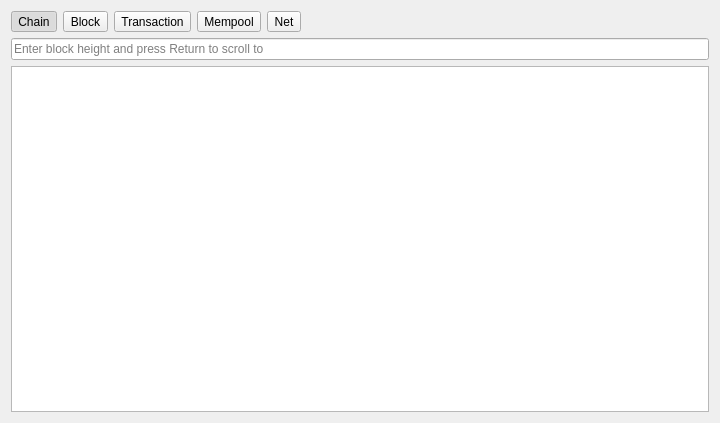
Above: src/qt/forms/blockchainpage.ui from bitbaymarket/bitbay-core before the change. Below: the same form after it.
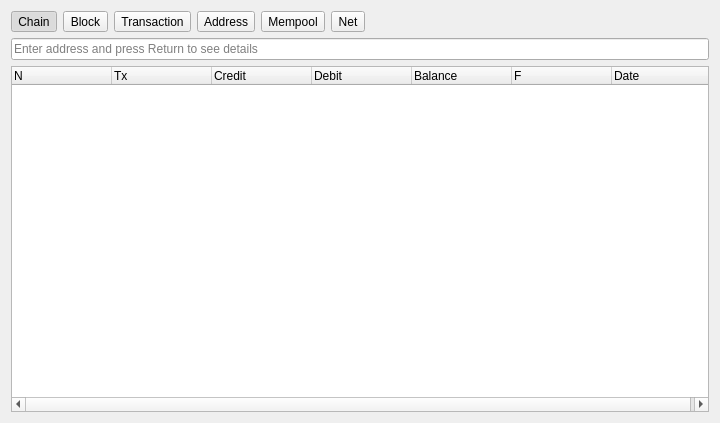
That is the form after the change. The open tabs and pages were chosen to show the change.

Commit message: Address balance+history (uncomplete)

Patch:
```diff
--- a/src/qt/forms/blockchainpage.ui
+++ b/src/qt/forms/blockchainpage.ui
@@ -14,6 +14,52 @@
    <string>Blochain Info page</string>
   </property>
   <layout class="QGridLayout" name="gridLayout">
+   <item row="0" column="6">
+    <spacer name="horizontalSpacer">
+     <property name="orientation">
+      <enum>Qt::Horizontal</enum>
+     </property>
+     <property name="sizeHint" stdset="0">
+      <size>
+       <width>40</width>
+       <height>20</height>
+      </size>
+     </property>
+    </spacer>
+   </item>
+   <item row="0" column="5">
+    <widget class="QToolButton" name="buttonNet">
+     <property name="text">
+      <string>Net</string>
+     </property>
+     <property name="checkable">
+      <bool>true</bool>
+     </property>
+     <property name="autoExclusive">
+      <bool>true</bool>
+     </property>
+    </widget>
+   </item>
+   <item row="0" column="1">
+    <widget class="QToolButton" name="buttonBlock">
+     <property name="text">
+      <string>Block</string>
+     </property>
+     <property name="checkable">
+      <bool>true</bool>
+     </property>
+     <property name="autoExclusive">
+      <bool>true</bool>
+     </property>
+    </widget>
+   </item>
+   <item row="0" column="4">
+    <widget class="QToolButton" name="buttonMempool">
+     <property name="text">
+      <string>Mempool</string>
+     </property>
+    </widget>
+   </item>
    <item row="0" column="0">
     <widget class="QToolButton" name="buttonChain">
      <property name="text">
@@ -30,7 +76,7 @@
      </property>
     </widget>
    </item>
-   <item row="1" column="0" colspan="6">
+   <item row="1" column="0" colspan="7">
     <widget class="QStackedWidget" name="tabs">
      <property name="currentIndex">
       <number>0</number>
@@ -158,6 +204,83 @@
        </item>
       </layout>
      </widget>
+     <widget class="QWidget" name="pageAddress">
+      <layout class="QGridLayout" name="gridLayout_7">
+       <property name="leftMargin">
+        <number>0</number>
+       </property>
+       <property name="topMargin">
+        <number>0</number>
+       </property>
+       <property name="rightMargin">
+        <number>0</number>
+       </property>
+       <property name="bottomMargin">
+        <number>0</number>
+       </property>
+       <item row="0" column="0">
+        <widget class="QLineEdit" name="lineFindAddress">
+         <property name="placeholderText">
+          <string>Enter address and press Return to see details</string>
+         </property>
+        </widget>
+       </item>
+       <item row="1" column="0">
+        <widget class="QTreeWidget" name="balanceValues">
+         <property name="alternatingRowColors">
+          <bool>true</bool>
+         </property>
+         <property name="rootIsDecorated">
+          <bool>false</bool>
+         </property>
+         <property name="uniformRowHeights">
+          <bool>true</bool>
+         </property>
+         <property name="itemsExpandable">
+          <bool>false</bool>
+         </property>
+         <property name="allColumnsShowFocus">
+          <bool>true</bool>
+         </property>
+         <column>
+          <property name="text">
+           <string>N</string>
+          </property>
+         </column>
+         <column>
+          <property name="text">
+           <string>Tx</string>
+          </property>
+         </column>
+         <column>
+          <property name="text">
+           <string>Credit</string>
+          </property>
+         </column>
+         <column>
+          <property name="text">
+           <string>Debit</string>
+          </property>
+         </column>
+         <column>
+          <property name="text">
+           <string>Balance</string>
+          </property>
+         </column>
+         <column>
+          <property name="text">
+           <string>F</string>
+          </property>
+         </column>
+         <column>
+          <property name="text">
+           <string>Date</string>
+          </property>
+         </column>
+        </widget>
+       </item>
+      </layout>
+     </widget>
      <widget class="QWidget" name="pageMempool">
       <layout class="QGridLayout" name="gridLayout_6">
        <property name="leftMargin">
@@ -255,19 +378,6 @@
      </widget>
     </widget>
    </item>
-   <item row="0" column="1">
-    <widget class="QToolButton" name="buttonBlock">
-     <property name="text">
-      <string>Block</string>
-     </property>
-     <property name="checkable">
-      <bool>true</bool>
-     </property>
-     <property name="autoExclusive">
-      <bool>true</bool>
-     </property>
-    </widget>
-   </item>
    <item row="0" column="2">
     <widget class="QToolButton" name="buttonTx">
      <property name="text">
@@ -281,36 +391,10 @@
      </property>
     </widget>
    </item>
-   <item row="0" column="5">
-    <spacer name="horizontalSpacer">
-     <property name="orientation">
-      <enum>Qt::Horizontal</enum>
-     </property>
-     <property name="sizeHint" stdset="0">
-      <size>
-       <width>40</width>
-       <height>20</height>
-      </size>
-     </property>
-    </spacer>
-   </item>
-   <item row="0" column="4">
-    <widget class="QToolButton" name="buttonNet">
-     <property name="text">
-      <string>Net</string>
-     </property>
-     <property name="checkable">
-      <bool>true</bool>
-     </property>
-     <property name="autoExclusive">
-      <bool>true</bool>
-     </property>
-    </widget>
-   </item>
    <item row="0" column="3">
-    <widget class="QToolButton" name="buttonMempool">
+    <widget class="QToolButton" name="buttonAddress">
      <property name="text">
-      <string>Mempool</string>
+      <string>Address</string>
      </property>
     </widget>
    </item>
```
The commit also changes 8 other files.
